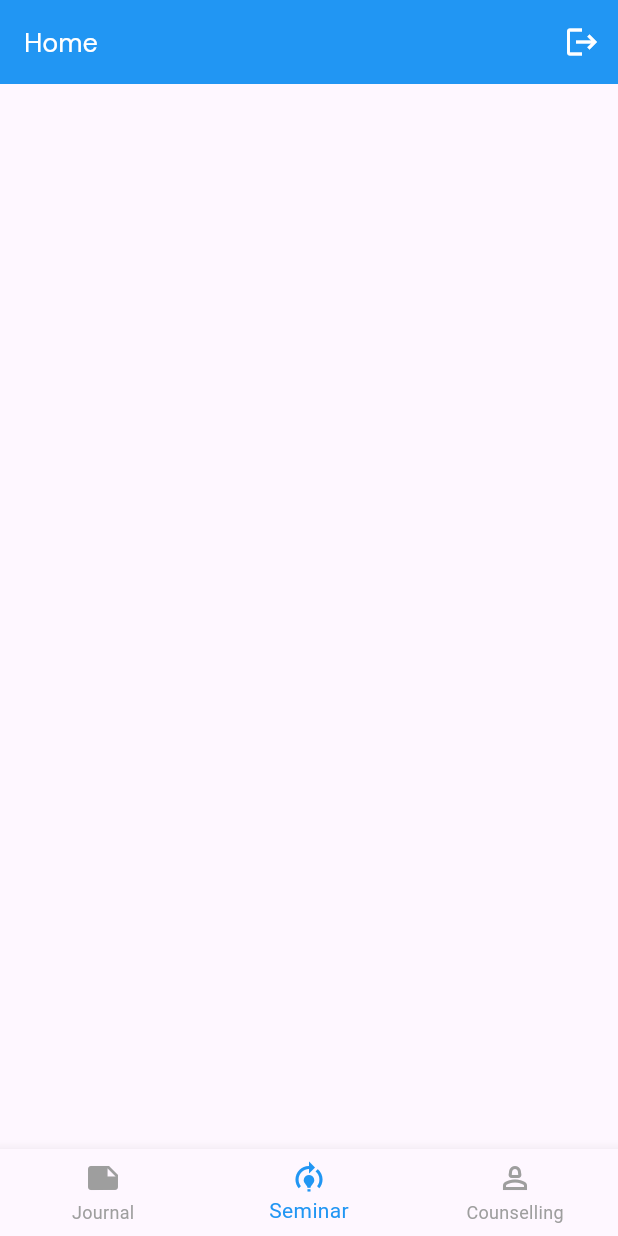
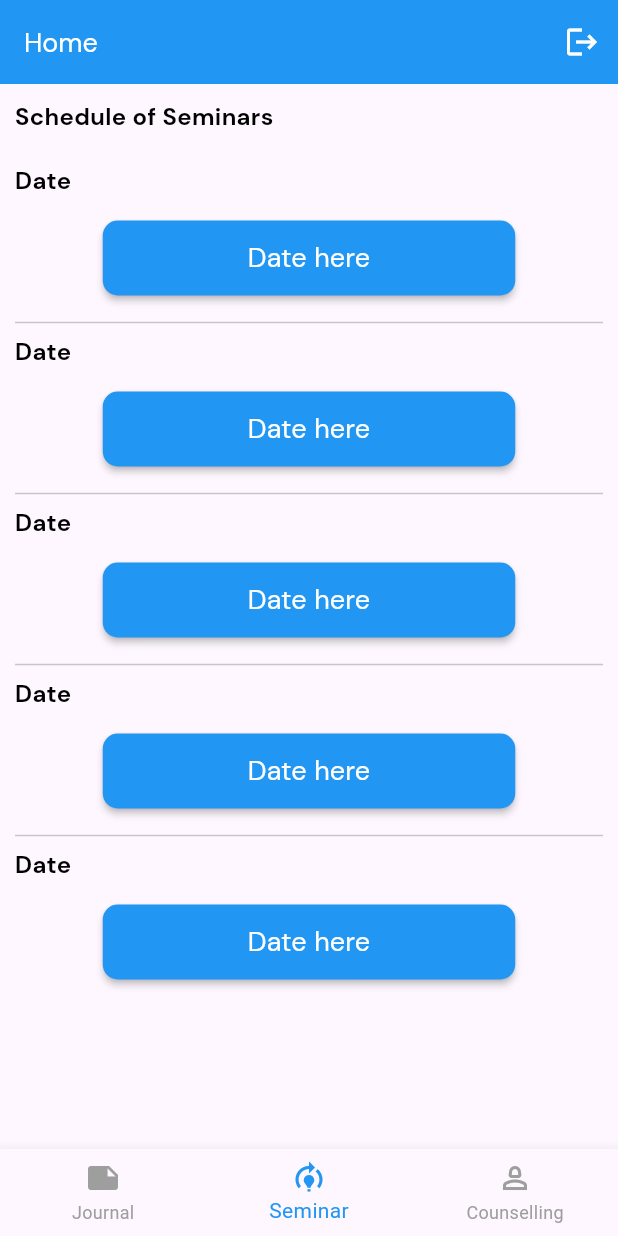
Before and after one commit to lansoyyy/mental_health_app, a Flutter app: the HomeScreen screen opened directly, item 2 of the bottom bar chosen, on a phone screen of 412 x 824 dp. Run offline on Flutter 3.47's test engine with Material 3 defaults, Android fonts, the phone set to English and light mode, and no system bars; our stand-ins replace fluttertoast.

Commit message:
added seminar tab ui

```diff
--- a/lib/screens/home_screen.dart
+++ b/lib/screens/home_screen.dart
@@ -1,5 +1,6 @@
 import 'package:flutter/material.dart';
 import 'package:mental_health_app/screens/tabs/journal_tab.dart';
+import 'package:mental_health_app/screens/tabs/seminar_tab.dart';
 import 'package:mental_health_app/widgets/textfield_widget.dart';
 
 import '../utils/colors.dart';
@@ -19,7 +20,7 @@ class _HomeScreenState extends State<HomeScreen> {
 
   static final List<Widget> _widgetOptions = <Widget>[
     const JournalTab(),
-    const SizedBox(),
+    const SeminarTab(),
     const SizedBox(),
   ];
 
--- /dev/null
+++ b/lib/screens/tabs/seminar_tab.dart
@@ -0,0 +1,119 @@
+import 'package:flutter/material.dart';
+import 'package:mental_health_app/widgets/button_widget.dart';
+import 'package:mental_health_app/widgets/text_widget.dart';
+import 'package:mental_health_app/widgets/textfield_widget.dart';
+
+class SeminarTab extends StatefulWidget {
+  const SeminarTab({super.key});
+
+  @override
+  State<SeminarTab> createState() => _SeminarTabState();
+}
+
+class _SeminarTabState extends State<SeminarTab> {
+  final venue = TextEditingController();
+  final speaker = TextEditingController();
+  final topic = TextEditingController();
+  @override
+  Widget build(BuildContext context) {
+    return Padding(
+      padding: const EdgeInsets.all(10.0),
+      child: Column(
+        crossAxisAlignment: CrossAxisAlignment.start,
+        children: [
+          TextWidget(
+            text: 'Schedule of Seminars',
+            fontSize: 16,
+            fontFamily: 'Bold',
+          ),
+          const SizedBox(
+            height: 20,
+          ),
+          Expanded(
+            child: ListView.separated(
+              itemCount: 5,
+              separatorBuilder: (context, index) {
+                return const Divider();
+              },
+              itemBuilder: (context, index) {
+                return Padding(
+                  padding: const EdgeInsets.only(bottom: 10),
+                  child: Column(
+                    crossAxisAlignment: CrossAxisAlignment.start,
+                    children: [
+                      TextWidget(
+                        text: 'Date',
+                        fontSize: 16,
+                        fontFamily: 'Bold',
+                      ),
+                      const SizedBox(
+                        height: 15,
+                      ),
+                      Center(
+                        child: ButtonWidget(
+                          label: 'Date here',
+                          onPressed: () {
+                            addSeminarDialog();
+                          },
+                        ),
+                      ),
+                    ],
+                  ),
+                );
+              },
+            ),
+          ),
+        ],
+      ),
+    );
+  }
+
+  addSeminarDialog() {
+    showDialog(
+        context: context,
+        builder: (context) => AlertDialog(
+              content: Column(
+                mainAxisSize: MainAxisSize.min,
+                children: [
+                  TextFieldWidget(
+                    label: 'Venue',
+                    controller: venue,
+                  ),
+                  TextFieldWidget(
+                    label: 'Speaker',
+                    controller: speaker,
+                  ),
+                  TextFieldWidget(
+                    maxLine: 5,
+                    label: 'Topic',
+                    controller: topic,
+                  ),
+                ],
+              ),
+              actions: <Widget>[
+                MaterialButton(
+                  onPressed: () => Navigator.of(context).pop(true),
+                  child: const Text(
+                    'Close',
+                    style: TextStyle(
+                        fontFamily: 'QRegular', fontWeight: FontWeight.bold),
+                  ),
+                ),
+                MaterialButton(
+                  onPressed: () async {
+                    Navigator.of(context).pop(true);
+                    // Navigator.of(context).pushReplacement(
+                    //   MaterialPageRoute(
+                    //       builder: (context) => const LoginScreen()),
+                    // );
+                  },
+                  child: const Text(
+                    'Set Appointment',
+                    style: TextStyle(
+                        fontFamily: 'QRegular', fontWeight: FontWeight.bold),
+                  ),
+                ),
+              ],
+            ));
+  }
+}
```
